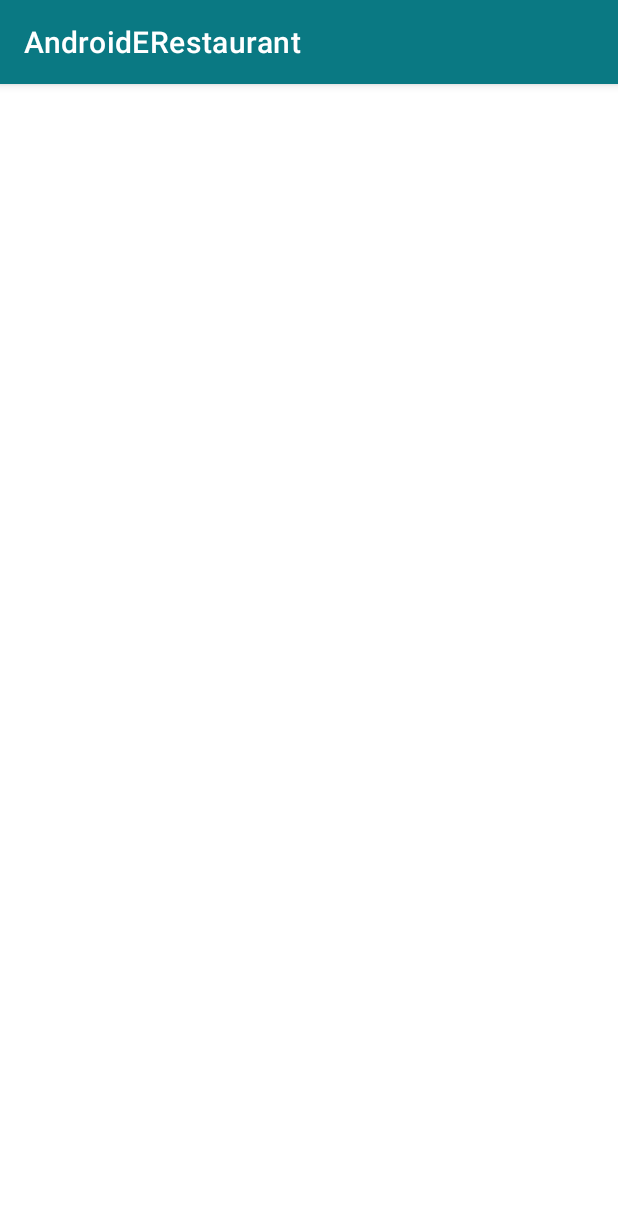
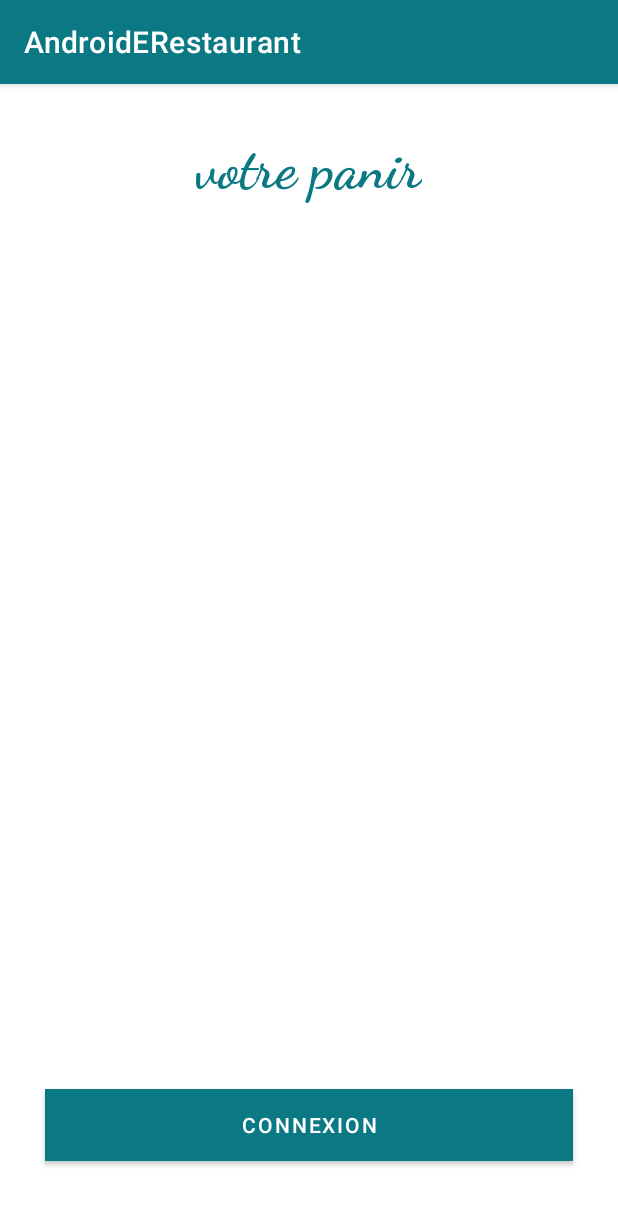
Before and after one commit to ChloeBlt/AndroidERestaurant, an Android app: the CartActivity screen opened directly, with no data from a screen before it, on a phone screen of 412 x 824 dp. Shown: the top 1205 px of the screen. Run offline under Robolectric (Android 15) with nearby library versions, the phone set to English and light mode, and no system bars.

Commit message:
Création d'un panier

```diff
--- a/app/src/main/java/fr/isen/banliat/androiderestaurant/CartActivity.kt
+++ b/app/src/main/java/fr/isen/banliat/androiderestaurant/CartActivity.kt
@@ -1,11 +1,33 @@
 package fr.isen.banliat.androiderestaurant
 
+import android.content.Intent
 import androidx.appcompat.app.AppCompatActivity
 import android.os.Bundle
+import androidx.recyclerview.widget.LinearLayoutManager
+import fr.isen.banliat.androiderestaurant.databinding.ActivityCartBinding
+import fr.isen.banliat.androiderestaurant.model.CartData
+import fr.isen.banliat.androiderestaurant.model.DishModel
+import fr.isen.banliat.androiderestaurant.model.DishResult
 
 class CartActivity : AppCompatActivity() {
+
+    private lateinit var binding: ActivityCartBinding
+
     override fun onCreate(savedInstanceState: Bundle?) {
         super.onCreate(savedInstanceState)
-        setContentView(R.layout.activity_cart)
+
+        binding = ActivityCartBinding.inflate(layoutInflater)
+        setContentView(binding.root)
+
+
+        //displayDishesCart(dish)
+
+
+    }
+
+    private fun displayDishesCart(dishResult: List<CartData>) {
+        binding.cartList.layoutManager = LinearLayoutManager(this)
+
+        binding.cartList.adapter = CartAdapter(dishResult)
     }
 }
--- a/app/src/main/res/layout/activity_cart.xml
+++ b/app/src/main/res/layout/activity_cart.xml
@@ -1,9 +1,48 @@
 <?xml version="1.0" encoding="utf-8"?>
-<androidx.constraintlayout.widget.ConstraintLayout xmlns:android="http://schemas.android.com/apk/res/android"
+<androidx.constraintlayout.widget.ConstraintLayout
+    xmlns:android="http://schemas.android.com/apk/res/android"
     xmlns:app="http://schemas.android.com/apk/res-auto"
     xmlns:tools="http://schemas.android.com/tools"
     android:layout_width="match_parent"
     android:layout_height="match_parent"
     tools:context=".CartActivity">
 
+    <TextView
+        android:id="@+id/cartTitle"
+        android:layout_width="wrap_content"
+        android:layout_height="wrap_content"
+        android:layout_marginTop="32dp"
+        android:fontFamily="cursive"
+        android:textColor="@color/turquoise"
+        android:textSize="38sp"
+        android:textStyle="bold"
+        android:text="votre panir"
+        app:layout_constraintEnd_toEndOf="parent"
+        app:layout_constraintStart_toStartOf="parent"
+        app:layout_constraintTop_toTopOf="parent" />
+
+
+    <androidx.recyclerview.widget.RecyclerView
+        android:id="@+id/cartList"
+        android:layout_width="0dp"
+        android:layout_height="0dp"
+        android:layout_marginTop="32dp"
+        android:layout_marginBottom="32dp"
+        app:layout_constraintBottom_toTopOf="@+id/connectionBtn"
+        app:layout_constraintEnd_toEndOf="parent"
+        app:layout_constraintStart_toStartOf="parent"
+        app:layout_constraintTop_toBottomOf="@+id/cartTitle" />
+
+    <Button
+        android:id="@+id/connectionBtn"
+        android:layout_width="0dp"
+        android:layout_height="wrap_content"
+        android:layout_marginStart="30dp"
+        android:layout_marginEnd="30dp"
+        android:layout_marginBottom="50dp"
+        android:background="@color/turquoise"
+        android:text="connexion"
+        app:layout_constraintBottom_toBottomOf="parent"
+        app:layout_constraintEnd_toEndOf="parent"
+        app:layout_constraintStart_toStartOf="parent" />
 </androidx.constraintlayout.widget.ConstraintLayout>
--- a/app/src/main/res/layout/activity_dish.xml
+++ b/app/src/main/res/layout/activity_dish.xml
@@ -1,5 +1,6 @@
 <?xml version="1.0" encoding="utf-8"?>
-<androidx.constraintlayout.widget.ConstraintLayout xmlns:android="http://schemas.android.com/apk/res/android"
+<androidx.constraintlayout.widget.ConstraintLayout
+    xmlns:android="http://schemas.android.com/apk/res/android"
     xmlns:app="http://schemas.android.com/apk/res-auto"
     xmlns:tools="http://schemas.android.com/tools"
     android:layout_width="match_parent"
```
Also changed, not shown: app/src/main/java/fr/isen/banliat/androiderestaurant/CartAdapter.kt (added, +39 -0 lines), app/src/main/java/fr/isen/banliat/androiderestaurant/model/DishCart.kt (added, +9 -0 lines), app/src/main/res/layout/cart_cell.xml (added, +61 -0 lines).
